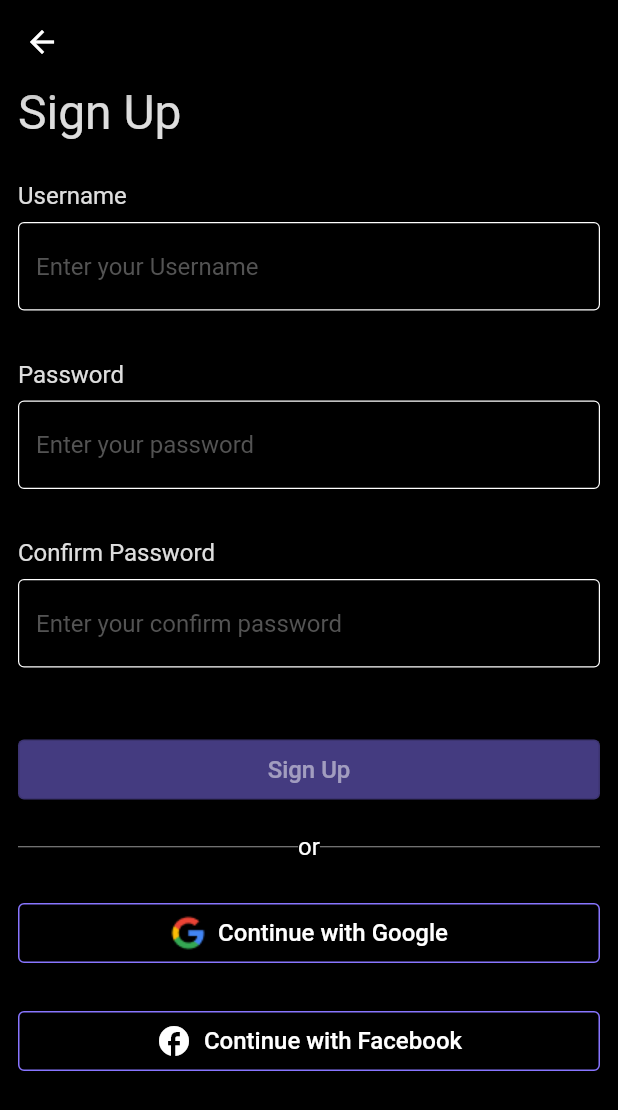
After one commit to nguyenxuanhung2304/flutter-todo, a Flutter app: the SignUpPage screen opened directly, on a phone screen of 412 x 824 dp. The commit adds this screen. Shown: the top 1110 px of the screen. Run offline on Flutter 3.47's test engine with Material 2 defaults, Android fonts, the phone set to English and light mode, and no system bars; our stand-ins replace animated_splash_screen, firebase_core; accounts and stored records are empty.

Commit message:
add sign up ui

```diff
--- /dev/null
+++ b/lib/components/button_widget.dart
@@ -0,0 +1,52 @@
+import 'package:flutter/material.dart';
+import 'package:flutter_todo/constants.dart' as constants;
+
+class ButtonWidget extends StatelessWidget {
+  const ButtonWidget(
+      {super.key,
+      this.size = constants.btnLarge,
+      required this.onPressed,
+      this.outline = false,
+      this.borderColor = const Color(0xff8875FF),
+      required this.child,
+      this.opacity});
+
+  final String size;
+  final VoidCallback? onPressed;
+  final dynamic opacity;
+  final bool outline;
+  final Widget child;
+  final Color borderColor;
+
+  @override
+  Widget build(BuildContext context) {
+    if (opacity != null) {
+      return OutlinedButton(
+        onPressed: onPressed,
+        style: OutlinedButton.styleFrom(
+            backgroundColor: const Color(0xff8875FF).withOpacity(opacity),
+            minimumSize: const Size.fromHeight(40)),
+        child: child,
+      );
+    }
+
+    if (outline) {
+      return OutlinedButton(
+        onPressed: onPressed,
+        style: OutlinedButton.styleFrom(
+            minimumSize: const Size.fromHeight(40),
+            side: BorderSide(color: borderColor)
+        ),
+        child: child,
+      );
+    }
+
+    return OutlinedButton(
+      onPressed: onPressed,
+      style: OutlinedButton.styleFrom(
+          backgroundColor: const Color(0xff8875FF),
+          minimumSize: const Size.fromHeight(40)),
+      child: child,
+    );
+  }
+}
--- /dev/null
+++ b/lib/components/text_field_widget.dart
@@ -0,0 +1,110 @@
+import 'package:flutter/material.dart';
+import 'package:flutter_todo/components/text_widget.dart';
+import 'package:flutter_todo/constants.dart' as constants;
+
+class TextFieldWidget extends StatelessWidget {
+  const TextFieldWidget(
+      {super.key,
+      required this.controller,
+      this.label = '',
+      this.type = constants.textField,
+      this.hint = '',
+      this.onChanged,
+      required this.validator});
+
+  final TextEditingController controller;
+  final String label;
+  final FormFieldValidator<String> validator;
+  final String type;
+  final String hint;
+  final dynamic onChanged;
+
+  @override
+  Widget build(BuildContext context) {
+    if (type == constants.passwordField) {
+      return Container(
+        margin: const EdgeInsets.symmetric(vertical: 4),
+        child: Column(
+          crossAxisAlignment: CrossAxisAlignment.start,
+          children: [
+            label.isNotEmpty
+                ? Padding(
+                    padding: const EdgeInsets.only(bottom: 8),
+                    child: TextWidget(text: label, fontSize: 16, opacity: 0.87),
+                  )
+                : Container(),
+            TextFormField(
+              style: TextStyle(
+                  color: const Color(0xffffffff).withOpacity(0.87),
+                  fontSize: 16),
+              controller: controller,
+              decoration: InputDecoration(
+                hintText: hint,
+                hintStyle:
+                    const TextStyle(fontSize: 16, color: Color(0xff535353)),
+                focusedBorder: OutlineInputBorder(
+                  borderRadius: BorderRadius.circular(4),
+                  borderSide: const BorderSide(
+                    color: Colors.white,
+                  ),
+                ),
+                enabledBorder: OutlineInputBorder(
+                  borderRadius: BorderRadius.circular(4),
+                  borderSide: const BorderSide(
+                    color: Colors.white,
+                    width: 0.8,
+                  ),
+                ),
+              ),
+              validator: validator,
+              obscureText: true,
+              enableSuggestions: false,
+              autocorrect: false,
+              onChanged: onChanged
+            ),
+          ],
+        ),
+      );
+    }
+
+    return Container(
+      margin: const EdgeInsets.symmetric(vertical: 4),
+      child: Column(
+        crossAxisAlignment: CrossAxisAlignment.start,
+        children: [
+          label.isNotEmpty
+              ? Padding(
+                  padding: const EdgeInsets.only(bottom: 8),
+                  child: TextWidget(text: label, fontSize: 16, opacity: 0.87),
+                )
+              : Container(),
+          TextFormField(
+            style: TextStyle(
+                color: const Color(0xffffffff).withOpacity(0.87), fontSize: 16),
+            controller: controller,
+            decoration: InputDecoration(
+              hintText: hint,
+              hintStyle:
+                  const TextStyle(fontSize: 16, color: Color(0xff535353)),
+              focusedBorder: OutlineInputBorder(
+                borderRadius: BorderRadius.circular(4),
+                borderSide: const BorderSide(
+                  color: Colors.white,
+                ),
+              ),
+              enabledBorder: OutlineInputBorder(
+                borderRadius: BorderRadius.circular(4),
+                borderSide: const BorderSide(
+                  color: Colors.white,
+                  width: 0.8,
+                ),
+              ),
+            ),
+            validator: validator,
+            onChanged: onChanged
+          ),
+        ],
+      ),
+    );
+  }
+}
--- a/lib/components/text_widget.dart
+++ b/lib/components/text_widget.dart
@@ -2,11 +2,18 @@ import 'package:flutter/material.dart';
 
 class TextWidget extends StatelessWidget {
   const TextWidget(
-      {super.key, required this.text, this.fontSize = 16, this.opacity});
+      {super.key,
+      required this.text,
+      this.fontSize = 16,
+      this.opacity,
+      this.child,
+      this.align = TextAlign.left});
 
   final String text;
   final double fontSize;
   final dynamic opacity;
+  final TextAlign align;
+  final dynamic child;
 
   @override
   Widget build(BuildContext context) {
@@ -15,18 +22,10 @@ class TextWidget extends StatelessWidget {
     if (opacity != null) {
       return Opacity(
         opacity: opacity,
-        child: Text(
-          text,
-          style: textStyle,
-          textAlign: TextAlign.center,
-        ),
+        child: Text(text, style: textStyle, textAlign: align),
       );
     }
 
-    return Text(
-      text,
-      style: textStyle,
-      textAlign: TextAlign.center,
-    );
+    return Text(text, style: textStyle, textAlign: align);
   }
 }
--- /dev/null
+++ b/lib/constants.dart
@@ -0,0 +1,7 @@
+// TextFIeldForm type
+const String passwordField = "PASSWORD";
+const String textField = "TEXT";
+
+// OutlinedButton type
+const String btnLarge = "LARGE";
+const String btnMedium = "MEDIUM";
--- /dev/null
+++ b/lib/pages/sign_up/sign_up_page.dart
@@ -0,0 +1,176 @@
+import 'package:flutter/material.dart';
+import 'package:flutter_todo/components/button_widget.dart';
+import 'package:flutter_todo/components/text_field_widget.dart';
+import 'package:flutter_todo/components/text_widget.dart';
+import 'package:flutter_todo/constants.dart' as constants;
+
+class SignUpPage extends StatefulWidget {
+  const SignUpPage({super.key});
+
+  @override
+  State<SignUpPage> createState() => _SignUpPageState();
+}
+
+class _SignUpPageState extends State<SignUpPage> {
+  final TextEditingController _username = TextEditingController();
+  final TextEditingController _password = TextEditingController();
+  final TextEditingController _confirmPassword = TextEditingController();
+
+  bool _isRegisterButtonDisabled = true;
+  final _registerFormKey = GlobalKey<FormState>();
+
+  @override
+  Widget build(BuildContext context) {
+    return Scaffold(
+      backgroundColor: Colors.black,
+      appBar: AppBar(
+        backgroundColor: Colors.black,
+      ),
+      body: Form(
+        key: _registerFormKey,
+        child: Padding(
+          padding: const EdgeInsets.only(left: 12, right: 12),
+          child: Column(
+            crossAxisAlignment: CrossAxisAlignment.start,
+            children: [
+              const TextWidget(
+                text: "Sign Up",
+                fontSize: 32,
+                opacity: 0.87,
+                align: TextAlign.center,
+              ),
+              Padding(
+                padding: const EdgeInsets.only(top: 23),
+                child: TextFieldWidget(
+                    controller: _username,
+                    label: "Username",
+                    hint: "Enter your Username",
+                    validator: (str) {
+                      if (str == null || str.isEmpty) {
+                        return "Enter a username";
+                      } else if (str.length < 6) {
+                        return "Username is too short";
+                      }
+
+                      return null;
+                    },
+                    onChanged: (value) => _handleValidateTextField(value)),
+              ),
+              Padding(
+                padding: const EdgeInsets.only(top: 25),
+                child: TextFieldWidget(
+                    controller: _password,
+                    label: "Password",
+                    hint: "Enter your password",
+                    type: constants.passwordField,
+                    validator: (str) {
+                      if (str == null || str.isEmpty) {
+                        return "Enter your password";
+                      }
+
+                      return null;
+                    },
+                    onChanged: (value) => _handleValidateTextField(value)),
+              ),
+              Padding(
+                padding: const EdgeInsets.only(top: 25),
+                child: TextFieldWidget(
+                    controller: _confirmPassword,
+                    label: "Confirm Password",
+                    hint: "Enter your confirm password",
+                    type: constants.passwordField,
+                    validator: (str) {
+                      if (str == null || str.isEmpty) {
+                        return "Enter your confirm password";
+                      }
+
+                      if (str != _password.text) {
+                        return "Password and confirm password is not match";
+                      }
+
+                      return null;
+                    },
+                    onChanged: (value) => _handleValidateTextField(value)),
+              ),
+              Padding(
+                padding: const EdgeInsets.only(top: 40, bottom: 18),
+                child: ButtonWidget(
+                    opacity: _isRegisterButtonDisabled ? 0.5 : null,
+                    onPressed: _isRegisterButtonDisabled
+                        ? null
+                        : _handleRegisterAccount,
+                    child: TextWidget(
+                        text: "Sign Up",
+                        align: TextAlign.center,
+                        opacity: _isRegisterButtonDisabled ? 0.5 : 0.87)),
+              ),
+              Row(
+                children: const [
+                  Expanded(child: Divider(color: Color(0xff979797))),
+                  TextWidget(text: "or"),
+                  Expanded(
+                    child: Divider(color: Color(0xff979797)),
+                  )
+                ],
+              ),
+              Container(
+                  padding: const EdgeInsets.only(top: 24),
+                  child: ButtonWidget(
+                      onPressed: null,
+                      outline: true,
+                      child: Row(
+                        mainAxisAlignment: MainAxisAlignment.center,
+                        children: [
+                          Padding(
+                            padding: const EdgeInsets.only(right: 8),
+                            child: Image.asset('assets/images/google_logo.png'),
+                          ),
+                          const TextWidget(text: "Continue with Google"),
+                        ],
+                      ))),
+              Container(
+                  padding: const EdgeInsets.only(top: 24),
+                  child: ButtonWidget(
+                      onPressed: null,
+                      outline: true,
+                      child: Row(
+                        mainAxisAlignment: MainAxisAlignment.center,
+                        children: const [
+                          Padding(
+                              padding: EdgeInsets.only(right: 8),
+                              child: Icon(Icons.facebook, color: Colors.white)),
+                          TextWidget(
+                            text: "Continue with Facebook",
+                          ),
+                        ],
+                      )))
+            ],
+          ),
+        ),
+      ),
+    );
+  }
+
+  _handleRegisterAccount() {
+    if (_registerFormKey.currentState!.validate()) {
+      print('register account');
+      if (_password.text != _confirmPassword.text) {
+        print('Password unmatches with confirm password');
+      }
+    }
+  }
+
+  _handleValidateTextField(newText) {
+    if (_username.text.isNotEmpty &&
+        _password.text.isNotEmpty &&
+        _confirmPassword.text.isNotEmpty) {
+      setState(() {
+        _isRegisterButtonDisabled = false;
+      });
+    } else {
+      setState(() {
+        _isRegisterButtonDisabled = true;
+      });
+    }
+  }
+}
--- a/lib/pages/startup/startup_page.dart
+++ b/lib/pages/startup/startup_page.dart
@@ -1,8 +1,14 @@
 import 'package:flutter/material.dart';
-import 'package:flutter_todo/components/text_widget.dart';
+import 'package:flutter_todo/pages/sign_up/sign_up_page.dart';
 
 class StartupPage extends StatelessWidget {
   const StartupPage({super.key});
+
+  void _gotoSignUpPage(context) {
+    Navigator.of(context).push(
+      MaterialPageRoute(builder: (context) => const SignUpPage())
+    );
+  }
 
   @override
   Widget build(BuildContext context) {
@@ -42,19 +48,23 @@ class StartupPage extends StatelessWidget {
                   OutlinedButton(
                     onPressed: null,
                     style: OutlinedButton.styleFrom(
-                      backgroundColor: const Color(0xff8875FF),
-                      minimumSize: const Size.fromHeight(40)
-                    ),
-                    child: const Text("LOGIN", style: TextStyle(color: Colors.white)),
+                        backgroundColor: const Color(0xff8875FF),
+                        minimumSize: const Size.fromHeight(40)),
+                    child: const Text("LOGIN",
+                        style: TextStyle(color: Colors.white)),
                   ),
                   OutlinedButton(
-                    onPressed: null,
+                    onPressed: () {
+                      _gotoSignUpPage(context);
+                    },
                     style: OutlinedButton.styleFrom(
                       // backgroundColor: const Color(0xff8875FF),
                       minimumSize: const Size.fromHeight(40),
-                      side: const BorderSide(width: 2.0, color: Color(0xff8875FF)),
+                      side: const BorderSide(
+                          width: 2.0, color: Color(0xff8875FF)),
                     ),
-                    child: const Text("CREATE ACCOUNT", style: TextStyle(color: Colors.white)),
+                    child: const Text("CREATE ACCOUNT",
+                        style: TextStyle(color: Colors.white)),
                   ),
                 ],
               ),
```
Also changed, not shown: assets/images/facebook_logo.png (added), assets/images/google_logo.png (added).
